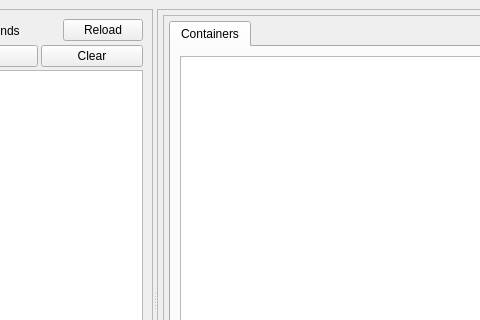
Qt form resources/ui/kube_rider_main.ui (namuan/kube-rider) before a commit; both pictures show x 194 to 674 and y 0 to 320 of the 871 by 600 pixel window.
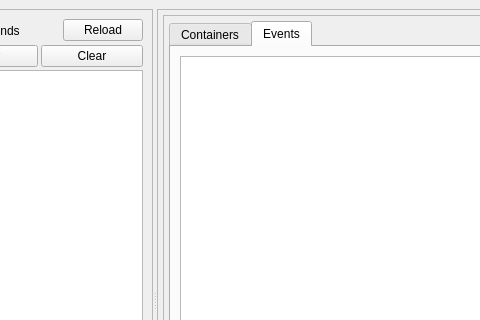
The same form after that commit. The open tabs and pages were chosen to show the change.

```diff
--- a/resources/ui/kube_rider_main.ui
+++ b/resources/ui/kube_rider_main.ui
@@ -187,6 +187,16 @@
                 </item>
                </layout>
               </widget>
+              <widget class="QWidget" name="tab">
+               <attribute name="title">
+                <string>Events</string>
+               </attribute>
+               <layout class="QHBoxLayout" name="horizontalLayout_8">
+                <item>
+                 <widget class="QPlainTextEdit" name="txt_pod_events"/>
+                </item>
+               </layout>
+              </widget>
              </widget>
             </item>
            </layout>
```
